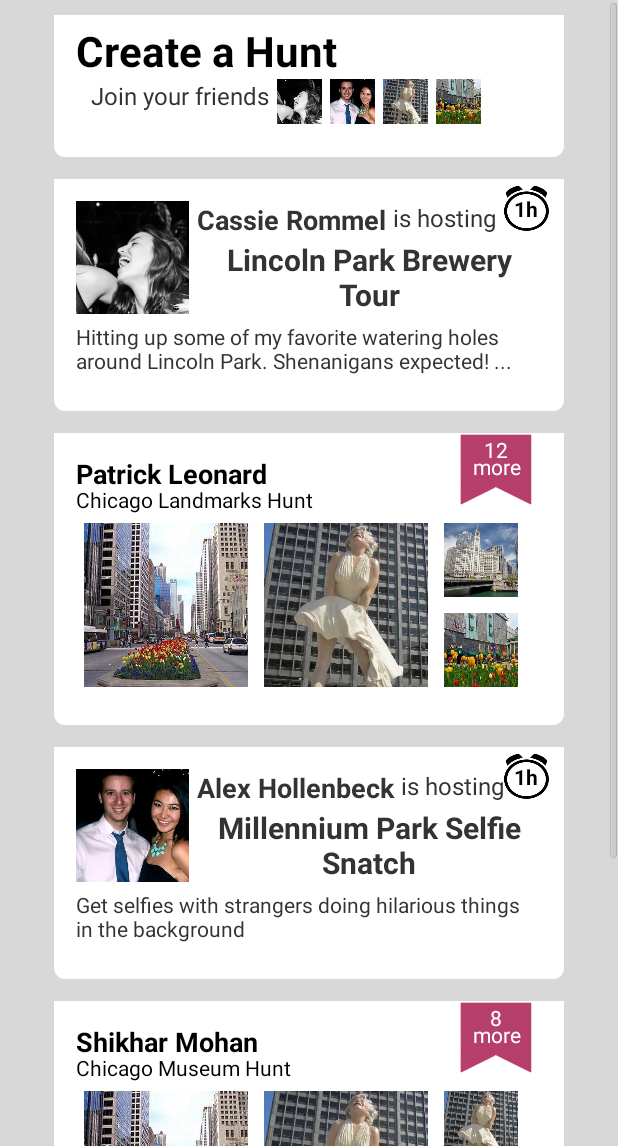
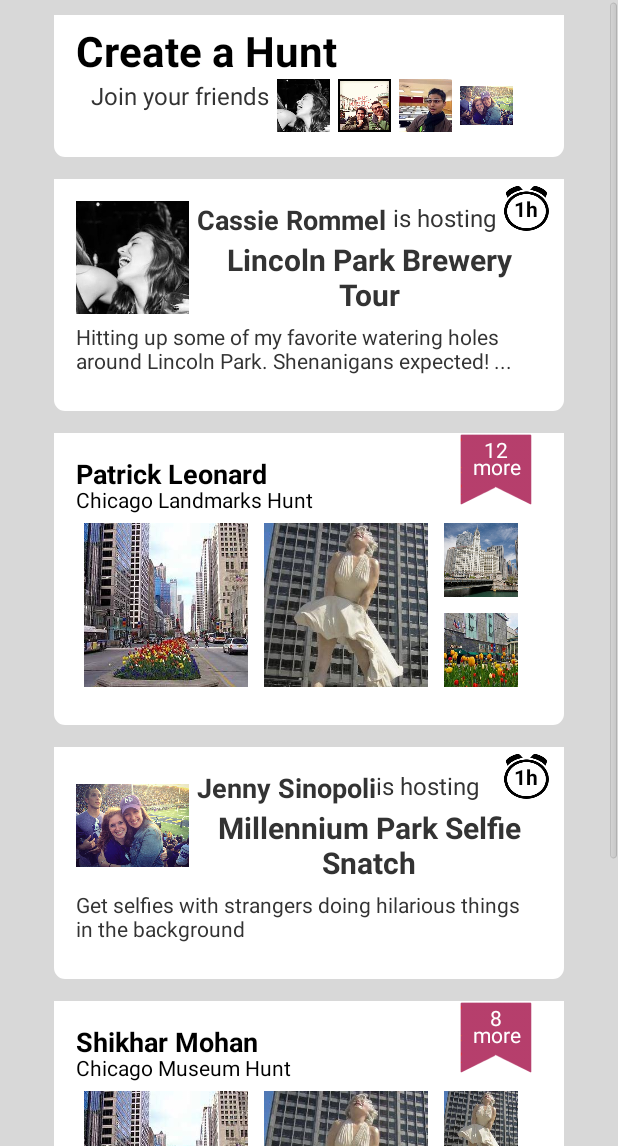
Before and after one commit to cassieramen/TheHunt, an Android app: the HomeFeed screen opened directly, with no data from a screen before it, on a phone screen of 412 x 824 dp, the part 90-1236 px from its top. Run offline under Robolectric (Android 15) with nearby library versions, the phone set to English and light mode, and no system bars; libraries missing offline, so code that uses them is left out: com.jeremyfeinstein.slidingmenu; 10 statements that could not run were skipped.

Commit message:
Adding some new photos in

```diff
--- a/TheHunt/The Hunt/src/main/java/com/thehunt/app/HomeFeedAdapter.java
+++ b/TheHunt/The Hunt/src/main/java/com/thehunt/app/HomeFeedAdapter.java
@@ -35,11 +35,11 @@ public class HomeFeedAdapter extends BaseAdapter {
                                         "Chicago Landmarks Hunt",
                                         "12\nmore",
                                         "mag_mile"));
-        this.feedItems.add(new FeedItem("Alex Hollenbeck ",
+        this.feedItems.add(new FeedItem("Jenny Sinopoli",
                                         "is hosting",
                                         "Millennium Park Selfie Snatch",
                                         "Get selfies with strangers doing hilarious things in the background",
-                                        "alex"));
+                                        "jenny"));
         this.feedItems.add(new FeedItem("Shikhar Mohan",
                                         "Chicago Museum Hunt",
                                         "8\nmore",
@@ -115,8 +115,8 @@ public class HomeFeedAdapter extends BaseAdapter {
         if (item.image.equals("cassie")) {
             thumbnail.setImageResource(R.drawable.cassie);
         }
-        else if (item.image.equals("alex")) {
-            thumbnail.setImageResource((R.drawable.alex));
+        else if (item.image.equals("jenny")) {
+            thumbnail.setImageResource((R.drawable.jenny));
         }
 
         return view;
--- a/TheHunt/The Hunt/src/main/res/layout/create_feed_item.xml
+++ b/TheHunt/The Hunt/src/main/res/layout/create_feed_item.xml
@@ -43,34 +43,34 @@
 
                 <ImageView
                         android:id="@+id/friend_1"
-                        android:layout_width="30dip"
-                        android:layout_height="30dip"
+                        android:layout_width="35dip"
+                        android:layout_height="35dip"
                         android:layout_toRightOf="@id/join_text"
                         android:layout_marginLeft="5dip"
                         android:src="@drawable/cassie" />
 
                 <ImageView
                         android:id="@+id/friend_2"
-                        android:layout_width="30dip"
-                        android:layout_height="30dip"
+                        android:layout_width="35dip"
+                        android:layout_height="35dip"
                         android:layout_toRightOf="@id/friend_1"
                         android:layout_marginLeft="5dip"
-                        android:src="@drawable/alex" />
+                        android:src="@drawable/patrick" />
 
                 <ImageView
                         android:id="@+id/friend_3"
-                        android:layout_width="30dip"
-                        android:layout_height="30dip"
+                        android:layout_width="35dip"
+                        android:layout_height="35dip"
                         android:layout_toRightOf="@id/friend_2"
                         android:layout_marginLeft="5dip"
-                        android:src="@drawable/mag_mile2" />
+                        android:src="@drawable/shikhar" />
                 <ImageView
                         android:id="@+id/friend_4"
-                        android:layout_width="30dip"
-                        android:layout_height="30dip"
+                        android:layout_width="35dip"
+                        android:layout_height="35dip"
                         android:layout_toRightOf="@id/friend_3"
                         android:layout_marginLeft="5dip"
-                        android:src="@drawable/mag_mile4" />
+                        android:src="@drawable/jenny" />
             </RelativeLayout>
 
         </RelativeLayout>
```
Also changed, not shown: TheHunt/The Hunt/src/main/res/drawable-hdpi/jenny.png (added), TheHunt/The Hunt/src/main/res/drawable-hdpi/patrick.png (added), TheHunt/The Hunt/src/main/res/drawable-hdpi/shikhar.png (added).
